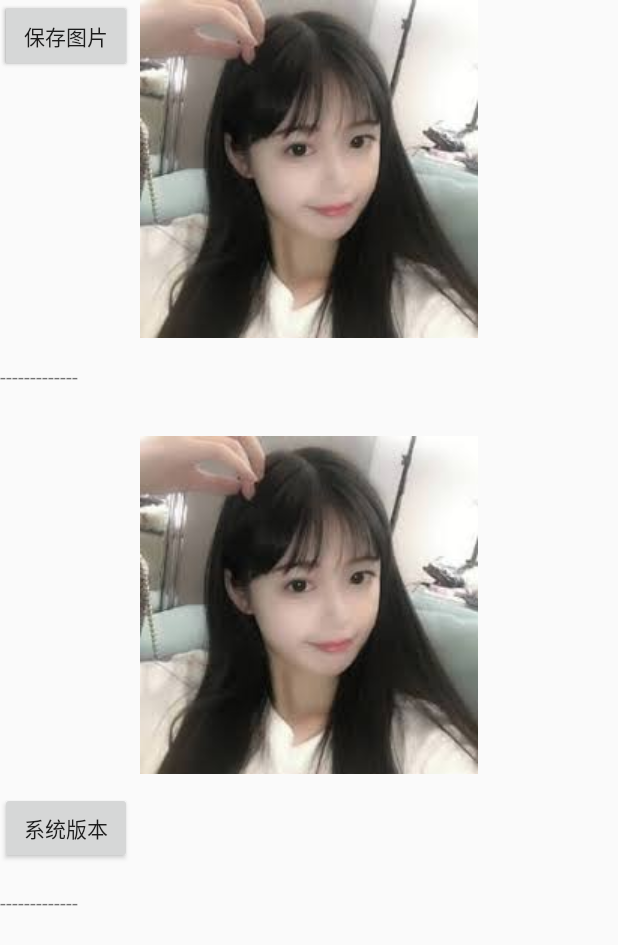
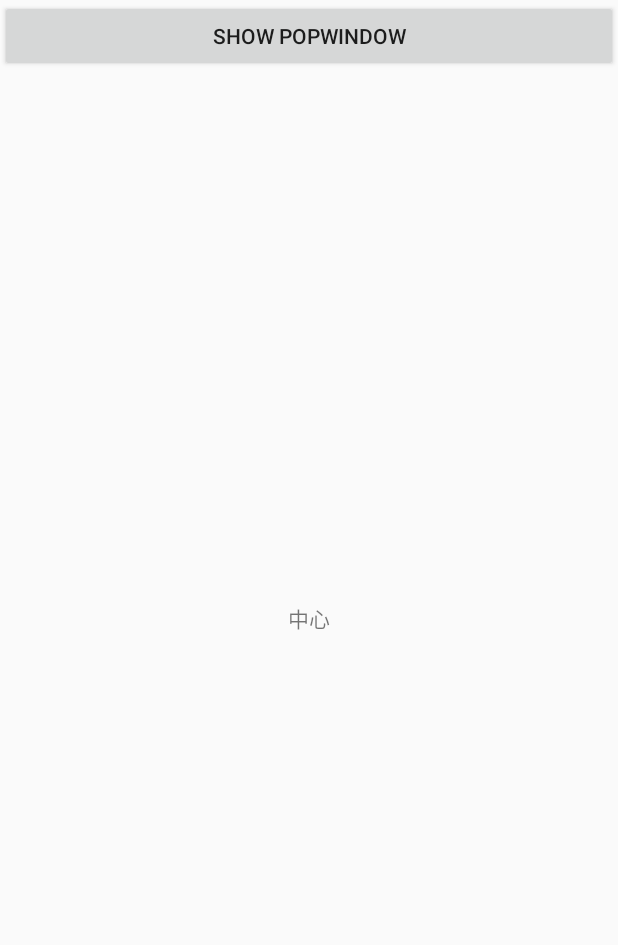
Before and after one commit to zhangzzqq/androidBaseUtils, an Android app: the layout activity_main.xml on its own in the app's theme, with its tools: preview values and no code run, on a phone screen of 412 x 824 dp. Shown: the top 945 px of the screen. Run offline under Robolectric (Android 15) with nearby library versions, the phone set to English and light mode, and no system bars.

```diff
--- a/app/build.gradle
+++ b/app/build.gradle
@@ -96,12 +96,16 @@ dependencies {
     implementation 'com.android.support:appcompat-v7:28.0.0'
     implementation 'com.android.support.constraint:constraint-layout:2.0.4'
     implementation files('libs/BASE64.jar')
-    testImplementation 'junit:junit:4.+'
+    testImplementation 'junit:junit:4.13.2'
     androidTestImplementation 'com.android.support.test:runner:1.0.2'
     androidTestImplementation 'com.android.support.test.espresso:espresso-core:3.0.2'
     //noinspection GradleCompatible,GradleCompatible
     implementation 'com.android.support:design:28.0.0'
     //获取蓝牙地址
     implementation 'net.vidageek:mirror:1.6.1'
+//    rxjava
+    implementation 'io.reactivex.rxjava2:rxjava:2.2.20'
+    implementation 'io.reactivex.rxjava2:rxandroid:2.1.1'
+
 
 }
--- a/app/src/main/res/layout/activity_main.xml
+++ b/app/src/main/res/layout/activity_main.xml
@@ -5,6 +5,11 @@
     android:orientation="vertical">
 
 
+    <LinearLayout
+        android:layout_width="match_parent"
+        android:layout_height="wrap_content"
+        android:orientation="vertical"
+        android:visibility="gone">
 
         <ImageView
             android:id="@+id/imageView1"
@@ -14,18 +19,18 @@
             android:src="@drawable/mei3" />
 
         <TextView
+            android:id="@+id/tv"
+            android:layout_width="wrap_content"
+            android:layout_height="wrap_content"
+            android:layout_below="@+id/imageView1"
             android:layout_marginTop="16dp"
-        android:id="@+id/tv"
-        android:layout_below="@+id/imageView1"
-        android:text="-------------"
-        android:layout_width="wrap_content"
-        android:layout_height="wrap_content"/>
+            android:text="-------------" />
 
         <Button
             android:id="@+id/btn_text"
-        android:text="testFile"
             android:layout_width="wrap_content"
-        android:layout_height="wrap_content"/>
+            android:layout_height="wrap_content"
+            android:text="testFile" />
 
         <ImageView
             android:id="@+id/imageView2"
@@ -38,43 +43,62 @@
 
         <Button
             android:id="@+id/btn_save"
-        android:text="保存图片"
             android:layout_width="wrap_content"
-        android:layout_height="wrap_content"/>
+            android:layout_height="wrap_content"
+            android:text="保存图片" />
 
 
         <ImageView
-        android:layout_marginTop="6dp"
-        android:layout_below="@+id/imageView2"
             android:id="@+id/imageView3"
             android:layout_width="wrap_content"
-        android:layout_height="wrap_content"/>
+            android:layout_height="wrap_content"
+            android:layout_below="@+id/imageView2"
+            android:layout_marginTop="6dp" />
 
 
         <ImageView
 
-        android:layout_marginTop="6dp"
-        android:layout_below="@+id/imageView3"
             android:id="@+id/imageView4"
             android:layout_width="wrap_content"
-        android:layout_height="wrap_content"/>
+            android:layout_height="wrap_content"
+            android:layout_below="@+id/imageView3"
+            android:layout_marginTop="6dp" />
+
+
+        <Button
+            android:id="@+id/version"
+            android:layout_width="wrap_content"
+            android:layout_height="wrap_content"
+            android:layout_below="@+id/imageView4"
+            android:onClick="getVersion"
+            android:text="系统版本" />
+
+
+        <TextView
+            android:id="@+id/tv_version"
+            android:layout_width="wrap_content"
+            android:layout_height="wrap_content"
+            android:layout_below="@+id/version"
+            android:layout_marginTop="16dp"
+            android:text="-------------" />
+    </LinearLayout>
+
+
 
 
 
     <Button
-        android:id="@+id/version"
-        android:layout_below="@+id/imageView4"
-        android:text="系统版本"
-        android:onClick="getVersion"
-        android:layout_width="wrap_content"
-        android:layout_height="wrap_content"/>
+        android:id="@+id/btn"
+        android:layout_width="fill_parent"
+        android:layout_height="wrap_content"
+        android:text="show popWindow" />
+
 
 
     <TextView
-        android:id="@+id/tv_version"
-        android:layout_marginTop="16dp"
-        android:layout_below="@+id/version"
-        android:text="-------------"
+        android:layout_centerInParent="true"
+        android:id="@+id/tv_center"
+        android:text="中心"
         android:layout_width="wrap_content"
         android:layout_height="wrap_content"/>
 
```
Also changed, not shown: app/src/main/AndroidManifest.xml (+22 -23 lines), app/src/main/java/com/example/imagebitmaptest/MainActivity.java (+69 -1 lines), app/src/main/java/com/example/imagebitmaptest/RadioButtonActivity.java (added, +19 -0 lines), app/src/main/java/com/example/imagebitmaptest/rxjava/RxjavaStudyActivity.java (added, +17 -0 lines), app/src/main/java/com/example/imagebitmaptest/view/ToggleRadioButton.java (added, +35 -0 lines), app/src/main/res/layout/activity_rxjava_study.xml (added, +10 -0 lines), app/src/main/res/layout/activiy_radiobutton.xml (added, +20 -0 lines), app/src/main/res/layout/popup.xml (added, +47 -0 lines). Lines whose indentation alone changed are shown as unchanged.
